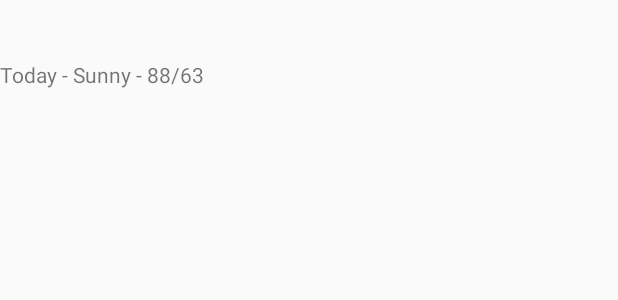
After one commit to EugeneBoateng/MakeMeASunshine, an Android app: the layout list_item_forecast.xml on its own in the app's theme, with its tools: preview values and no code run, on a phone screen of 412 x 824 dp. The commit adds this screen. Shown: the top 300 px of the screen. Run offline under Robolectric (Android 15) with nearby library versions, the phone set to English and light mode, and no system bars.

Commit message:
3/2/2016 - sunshine

```diff
--- /dev/null
+++ b/app/src/main/res/layout/list_item_forecast.xml
@@ -0,0 +1,9 @@
+<?xml version="1.0" encoding="utf-8"?>
+<TextView xmlns:android="http://schemas.android.com/apk/res/android"
+    android:layout_width="match_parent" android:layout_height="wrap_content"
+    android:text="Today - Sunny - 88/63"
+    android:minHeight="100dp"
+    android:gravity="center_vertical"
+    android:id="@+id/list_item_forecast_textview">
+
+</TextView>
```
Also changed, not shown: app/src/main/java/app/com/example/eboateng/sunweather/MainActivityFragment.java (+20 -0 lines), app/src/main/res/layout/fragment_main.xml (+8 -5 lines), app/src/main/res/drawable/sunny_1.png (added).
